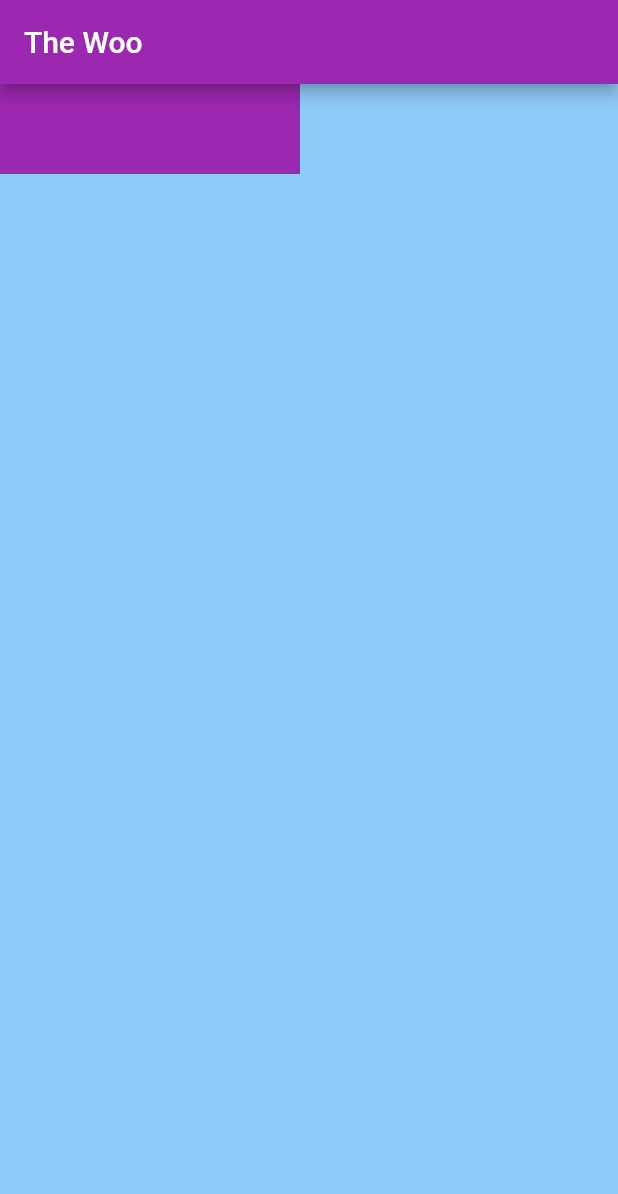
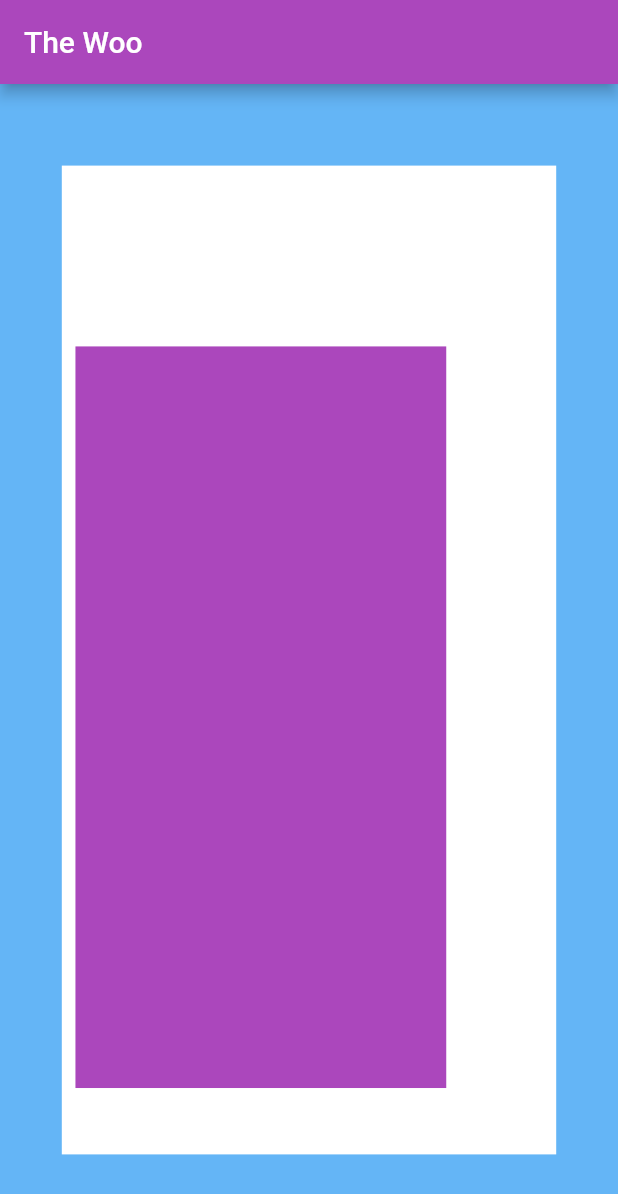
Before and after one commit to sorooshnikbin/flutter_project_1, a Flutter app: the screen it shows after launch, on a phone screen of 412 x 824 dp. Shown: the top 1194 px of the screen. Run offline on Flutter 3.47's test engine with Material 2 defaults, Android fonts, the phone set to English and light mode, and no system bars.

Commit message:
yeah this is my first commit

```diff
--- a/lib/MyHomePage.dart
+++ /dev/null
@@ -1,44 +0,0 @@
-import 'package:flutter/material.dart';
-
-class MyHomePage extends StatelessWidget {
-
-@override
-
-double _leftValue=0;
-double _topValue=0;
-
-  @override
-  Widget build(BuildContext context) {
-    return Scaffold(
-      appBar: AppBar(
-        title: Text('The Woo'),
-        backgroundColor: Colors.purple,
-      ),
-      backgroundColor: Colors.blue[200],
-     body: SafeArea(
-                child: Stack(
-                  children: [
-                    Positioned(
-                      left: _leftValue,
-                      top: _topValue,
-                      child: GestureDetector(
-                        onTap:(){
-                          setState((){
-                            _topValue = 100;
-                          });
-                        } ,
-                      onPanUpdate: (details)=>setState((){}),
-                      child: Container(
-                        height: 60,
-                        width: 200,
-                        color: Colors.purple,
-                      ),
-                    ))
-                  ],
-                ),
-              ),
-    );
-  }
-
-  setState(Null Function() param0) {}
-}
--- a/lib/main.dart
+++ b/lib/main.dart
@@ -1,5 +1,5 @@
 import 'package:flutter/material.dart';
-import 'MyHomePage.dart';
+import 'package:flutter_project_1/presentation/HomePage.dart';
 
 void main() => runApp(const MyApp());
 
@@ -10,11 +10,12 @@ class MyApp extends StatelessWidget {
   @override
   Widget build(BuildContext context) {
     return MaterialApp(
+      debugShowCheckedModeBanner: false,
       title: 'Flutter Demo',
       theme: ThemeData(
         primarySwatch: Colors.blue,
       ),
-      home: MyHomePage(),
+      home: const HomePage(),
     );
   }
 }
--- /dev/null
+++ b/lib/presentation/HomePage.dart
@@ -0,0 +1,47 @@
+import 'dart:math';
+import 'package:flutter/material.dart';
+
+class HomePage extends StatefulWidget {
+  const HomePage ({ Key? key }) : super(key: key);
+
+  @override
+  State<HomePage> createState() => _HomePageState();
+}
+
+class _HomePageState extends State<HomePage> {
+  final random = Random();
+
+  Alignment _alignment(){
+    final x = random.nextDouble() * 2 - 1;
+    final y = random.nextDouble() * 2 - 1;
+    return Alignment(x, y);
+  }
+
+  @override
+  Widget build(BuildContext context) {
+    final size = MediaQuery.of(context).size;
+    return Scaffold(
+       appBar: AppBar(
+        title: const Text('The Woo'),
+        backgroundColor: Colors.purple[400],
+      ),
+      backgroundColor: Colors.blue[300],
+      body: Center(
+        child: Container(
+          color: Colors.white,
+          width: size.width* .80,
+          height: size.height* .80,
+          alignment: _alignment(),
+          child: GestureDetector(
+            onTap: () => setState(() {}),
+            child: Container(
+              width: size.width* .60,
+              height: size.height* .60,
+              color: Colors.purple[400],
+            ),
+          ),
+        ),
+      ),
+    );
+  }
+}
--- /dev/null
+++ b/lib/presentation/components/Title.dart
@@ -0,0 +1,15 @@
+import 'package:flutter/material.dart';
+import 'package:flutter_project_1/presentation/HomePage.dart';
+
+
+class _HomePageState extends State<HomePage> {
+
+  @override
+  Widget build(BuildContext context) {
+    return Scaffold(
+       appBar: AppBar(
+        title: const Text('The Woo'),
+        backgroundColor: Colors.purple[400],
+    ));
+  }
+}
```
Also changed, not shown: lib/presentation/components/GestureDetector.dart (added, +36 -0 lines).
